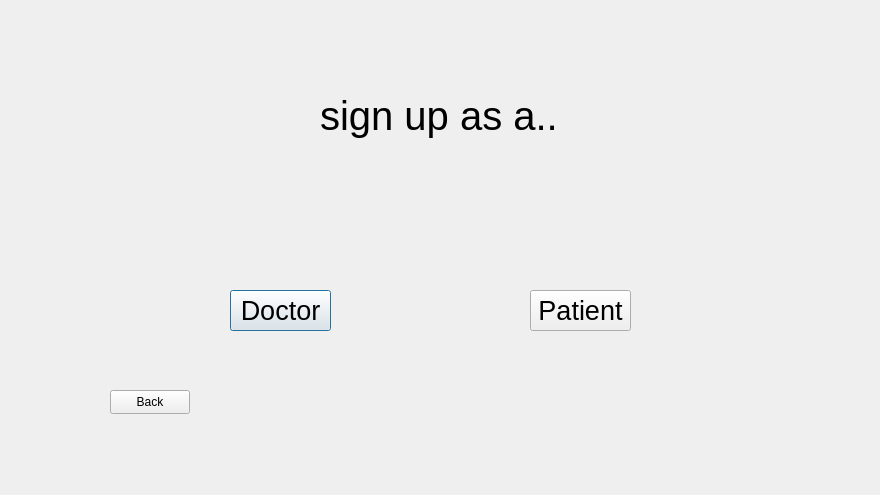
This is signup.ui in pratham-0204/VedSync as Qt 5 draws it before an edit. The edited form follows.
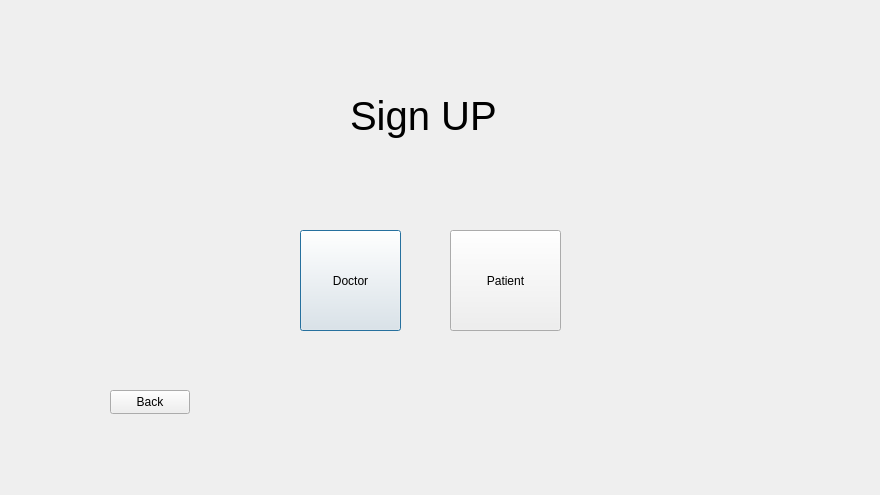
This is the edited form.

What changed in the file:
```diff
--- a/signup.ui
+++ b/signup.ui
@@ -16,7 +16,7 @@
   <widget class="QLabel" name="label">
    <property name="geometry">
     <rect>
-     <x>320</x>
+     <x>350</x>
      <y>70</y>
      <width>241</width>
      <height>91</height>
@@ -28,21 +28,21 @@
     </font>
    </property>
    <property name="text">
-    <string>sign up as a...</string>
+    <string>Sign UP</string>
    </property>
   </widget>
   <widget class="QPushButton" name="pushButton">
    <property name="geometry">
     <rect>
-     <x>230</x>
-     <y>290</y>
+     <x>300</x>
+     <y>230</y>
      <width>101</width>
-     <height>41</height>
+     <height>101</height>
     </rect>
    </property>
    <property name="font">
     <font>
-     <pointsize>20</pointsize>
+     <pointsize>9</pointsize>
     </font>
    </property>
    <property name="text">
@@ -52,15 +52,15 @@
   <widget class="QPushButton" name="pushButton_2">
    <property name="geometry">
     <rect>
-     <x>530</x>
-     <y>290</y>
-     <width>101</width>
-     <height>41</height>
+     <x>450</x>
+     <y>230</y>
+     <width>111</width>
+     <height>101</height>
     </rect>
    </property>
    <property name="font">
     <font>
-     <pointsize>20</pointsize>
+     <pointsize>9</pointsize>
     </font>
    </property>
    <property name="text">
```
